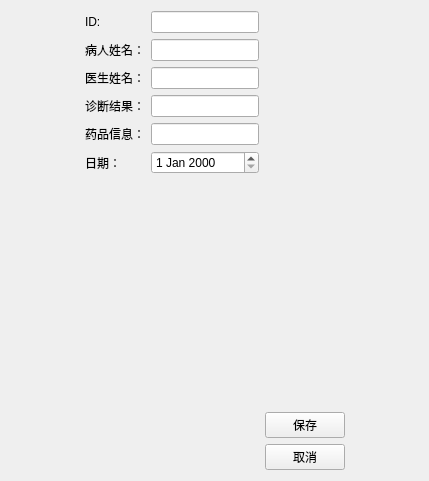
This is recordeditview.ui in ygzuxts/dazuoye as Qt 5 draws it before an edit. The edited form follows.
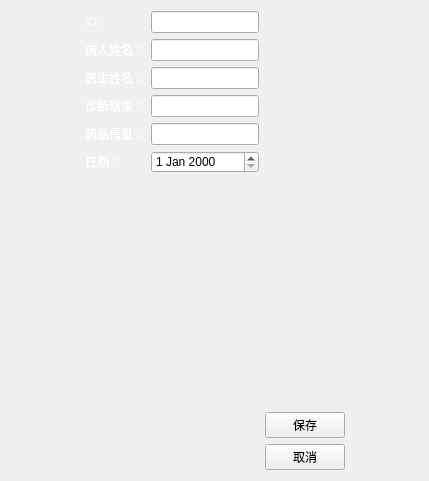
This is the edited form.

Patch:
```diff
--- a/recordeditview.ui
+++ b/recordeditview.ui
@@ -13,6 +13,12 @@
   <property name="windowTitle">
    <string>Form</string>
   </property>
+  <property name="styleSheet">
+   <string notr="true">QLabel {
+color:white;
+    font: bold 20px &quot;Arial&quot;;
+}</string>
+  </property>
   <layout class="QHBoxLayout" name="horizontalLayout">
    <item>
     <spacer name="horizontalSpacer">
```
